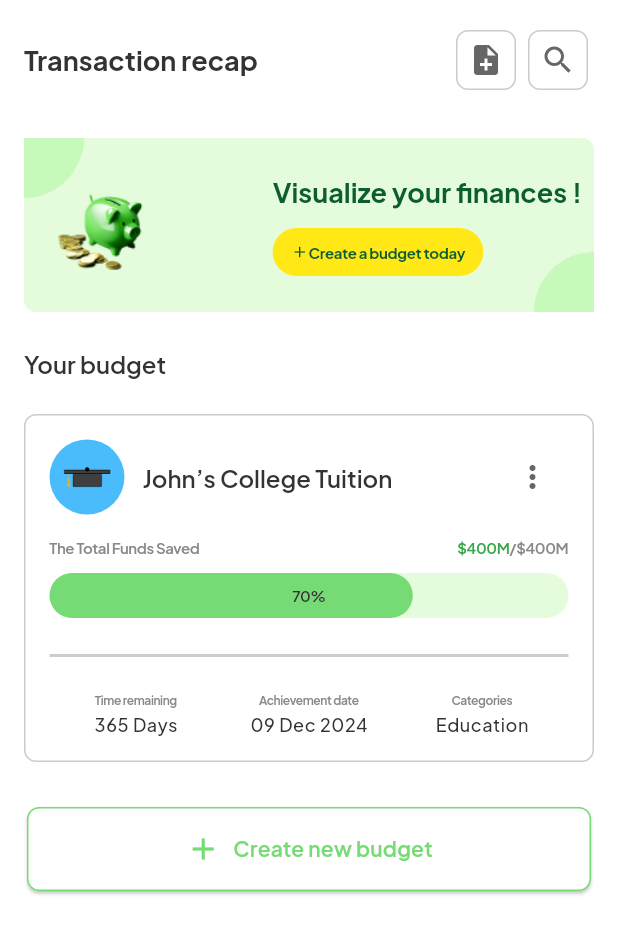
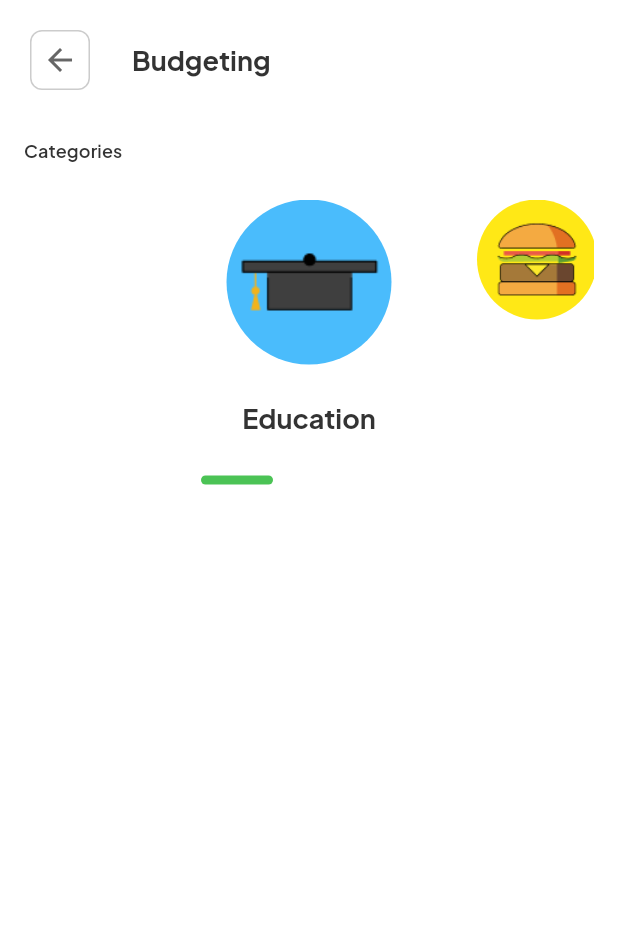
Before and after one commit to Sipoufo/moneytracker, a Flutter app: the Budget screen opened directly, after a tap on "Create new budget", on a phone screen of 412 x 824 dp. Shown: the top 934 px of the screen. Run offline on Flutter 3.47's test engine with Material 3 defaults, Android fonts, the phone set to English and light mode, and no system bars; drawn by our look-alikes of smooth_page_indicator; our stand-ins replace fl_chart, flutter_bloc, get_it, hive, hive_flutter; accounts and stored records are empty; generated files the repository leaves out were written again.

Commit message:
feat: start create budget views

```diff
--- /dev/null
+++ b/lib/core/utils/constants/init_values.util.dart
@@ -0,0 +1,18 @@
+import 'package:flutter/material.dart';
+import 'package:moneytracker/core/utils/constants/colors.util.dart';
+import 'package:moneytracker/core/utils/models/category.model.dart';
+import 'package:flutter_gen/gen_l10n/app_localizations.dart';
+
+/// Class use for general init values
+class InitValuesUtil {
+  // ---------- Categories ----------
+  static List<CategoryModel> categories (BuildContext context) {
+    return [
+      CategoryModel(name: AppLocalizations.of(context).education, picture: "assets/pictures/categories/education.png", backgroundColor: ColorsUtils.malibu),
+      CategoryModel(name: AppLocalizations.of(context).food, picture: "assets/pictures/categories/food.png" , backgroundColor: ColorsUtils.broom),
+      CategoryModel(name: AppLocalizations.of(context).gift, picture: "assets/pictures/categories/gift.png" , backgroundColor: ColorsUtils.broom),
+      CategoryModel(name: AppLocalizations.of(context).investment, picture: "assets/pictures/categories/investment.png" , backgroundColor: ColorsUtils.primary_2),
+      CategoryModel(name: AppLocalizations.of(context).vehicle, picture: "assets/pictures/categories/vehicle.png" , backgroundColor: ColorsUtils.malibu),
+    ];
+  }
+}
--- /dev/null
+++ b/lib/core/utils/models/category.model.dart
@@ -0,0 +1,14 @@
+import 'package:flutter/material.dart';
+
+/// Model for category of financial depends
+class CategoryModel {
+  final String name;
+  final String picture;
+  final Color backgroundColor;
+
+  CategoryModel({
+    required this.name,
+    required this.picture,
+    required this.backgroundColor,
+  });
+}
--- a/lib/core/widgets/transaction_item.widget.dart
+++ b/lib/core/widgets/transaction_item.widget.dart
@@ -67,7 +67,7 @@ class TransactionItemWidget extends StatelessWidget {
                         crossAxisAlignment: CrossAxisAlignment.start,
                         children: [
                           Text(
-                            AppLocalizations.of(context).business,
+                            AppLocalizations.of(context).investment,
                             style:
                                 Theme.of(context).textTheme.bodySmall?.copyWith(
                                       color: !HelperFunctions.isDarkMode(context)
--- a/lib/features/budget/presentation/pages/budget.dart
+++ b/lib/features/budget/presentation/pages/budget.dart
@@ -7,7 +7,6 @@ import 'package:moneytracker/core/widgets/button.widget.dart';
 import 'package:moneytracker/core/widgets/header.widget.dart';
 import 'package:moneytracker/features/budget/presentation/widgets/budget_banner.widget.dart';
 import 'package:moneytracker/features/budget/presentation/widgets/my_budget.widget.dart';
-import 'package:moneytracker/features/budget/presentation/widgets/no_budget.widget.dart';
 
 class Budget extends StatefulWidget {
   const Budget({super.key});
@@ -27,7 +26,7 @@ class _BudgetState extends State<Budget> {
           children: [
             // Header of transaction recap page
             HeaderWidget(
-              title: AppLocalizations.of(context).transactionRecap,
+              title: AppLocalizations.of(context).budgeting,
               secondIcon: IconsUtils.addNote(context: context, onTap: () {}),
               thirdIcon: IconsUtils.search(context: context, onTap: () {}),
             ),
@@ -41,15 +40,15 @@ class _BudgetState extends State<Budget> {
 
                     // Your budget
                     const MyBudgetWidget(),
-
                     // const NoBudgetWidget(),
 
+                    // Create a budget
                     ButtonWidget(
                       title: AppLocalizations.of(context).createNewBudget,
                       textStyle: Theme.of(context).textTheme.titleMedium?.copyWith(
                             color: ColorsUtils.primary_4,
                           ),
-                      onTap: () {},
+                      onTap: () => Navigator.pushNamed(context, "/budget/new-budget"),
                       padding: const EdgeInsets.all(SizeUtil.md_18),
                       color: Theme.of(context).colorScheme.primaryContainer,
                       icon: const Icon(
--- /dev/null
+++ b/lib/features/budget/presentation/pages/new_budget_budget_name.dart
@@ -0,0 +1,125 @@
+import 'package:flutter/material.dart';
+import 'package:moneytracker/core/utils/constants/colors.util.dart';
+import 'package:moneytracker/core/utils/constants/icons.util.dart';
+import 'package:moneytracker/core/utils/constants/init_values.util.dart';
+import 'package:moneytracker/core/utils/constants/size.util.dart';
+import 'package:moneytracker/core/widgets/header.widget.dart';
+import 'package:flutter_gen/gen_l10n/app_localizations.dart';
+import 'package:smooth_page_indicator/smooth_page_indicator.dart';
+
+class NewBudget extends StatefulWidget {
+  const NewBudget({super.key});
+
+  @override
+  State<NewBudget> createState() => _NewBudgetState();
+}
+
+class _NewBudgetState extends State<NewBudget> {
+  PageController pageController = PageController(
+    viewportFraction: 0.4,
+    initialPage: 0,
+  );
+  int actualCategoryIndex = 0;
+
+  @override
+  Widget build(BuildContext context) {
+    return Scaffold(
+      backgroundColor: Theme.of(context).colorScheme.primary,
+      body: SafeArea(
+        child: Column(
+          crossAxisAlignment: CrossAxisAlignment.start,
+          children: [
+            // Header of transaction recap page
+            HeaderWidget(
+              title: AppLocalizations.of(context).budgeting,
+              firstIcon: IconsUtils.back(context: context, onTap: () => Navigator.pop(context)),
+            ),
+
+            // Categories
+            Padding(
+              padding: const EdgeInsets.symmetric(horizontal: SizeUtil.md, vertical: SizeUtil.sm_12),
+              child: Column(
+                crossAxisAlignment: CrossAxisAlignment.start,
+                children: [
+                  Text(
+                    AppLocalizations.of(context).categories,
+                    style: Theme.of(context).textTheme.titleSmall,
+                  ),
+
+                  // Spacing
+                  const SizedBox(
+                    height: SizeUtil.spaceBtwItems_24,
+                  ),
+
+                  SizedBox(
+                    height: 160,
+                    width: double.infinity,
+                    child: PageView.builder(
+                      controller: pageController,
+                      itemCount: InitValuesUtil.categories(context).length,
+                      onPageChanged: (int pageIndex) {
+                        print(pageIndex);
+                        setState(() {
+                          actualCategoryIndex = pageIndex;
+                          pageController.jumpToPage(pageIndex);
+                        });
+                      },
+                      itemBuilder: (BuildContext context, int itemIndex) {
+                        return Padding(
+                          padding: const EdgeInsets.symmetric(horizontal: SizeUtil.sm_12),
+                          child: Column(
+                            children: [
+                              Container(
+                                decoration: BoxDecoration(
+                                  color: InitValuesUtil.categories(context)[itemIndex].backgroundColor,
+                                  borderRadius: const BorderRadius.all(Radius.circular(10000)),
+                                  image: DecorationImage(
+                                    image: AssetImage(InitValuesUtil.categories(context)[itemIndex].picture),
+                                  )
+                                ),
+                                height: actualCategoryIndex == itemIndex ? 110 : 80,
+                                width: actualCategoryIndex == itemIndex ? 110 : 80,
+                              ),
+
+                              // Spacing
+                              const SizedBox(
+                                height: SizeUtil.spaceBtwItems_24,
+                              ),
+
+                              if (actualCategoryIndex == itemIndex) Text(
+                                InitValuesUtil.categories(context)[itemIndex].name,
+                                style: Theme.of(context).textTheme.headlineSmall,
+                              ),
+                            ],
+                          ),
+                        );
+                      },
+                    ),
+                  ),
+
+                  // Spacing
+                  const SizedBox(
+                    height: SizeUtil.spaceBtwItems_24,
+                  ),
+
+                  // Dots of category part
+                  Center(
+                    child: SmoothPageIndicator(
+                      count: 5,
+                      controller: pageController,
+                      effect: const ExpandingDotsEffect(
+                        activeDotColor: ColorsUtils.primary_5,
+                        dotColor: ColorsUtils.grayscale_white_white,
+                        dotHeight: 6.0,
+                      ),
+                    ),
+                  ),
+                ],
+              ),
+            )
+          ],
+        ),
+      ),
+    );
+  }
+}
--- a/lib/features/budget/presentation/widgets/budget_banner.widget.dart
+++ b/lib/features/budget/presentation/widgets/budget_banner.widget.dart
@@ -48,7 +48,9 @@ class BudgetBanner extends StatelessWidget {
                       height: SizeUtil.spaceBtwItems_12,
                     ),
 
-                    Container(
+                    GestureDetector(
+                      onTap: () => Navigator.pushNamed(context, "/budget/new-budget"),
+                      child: Container(
                         padding: const EdgeInsets.symmetric(horizontal: SizeUtil.sm_12, vertical: SizeUtil.sm_10),
                         decoration: BoxDecoration(
                           color: ColorsUtils.broom,
@@ -70,6 +72,7 @@ class BudgetBanner extends StatelessWidget {
                                   ),
                             ),
                           ],
+                        ),
                       ),
                     )
                   ],
--- a/lib/l10n/app_en.arb
+++ b/lib/l10n/app_en.arb
@@ -25,9 +25,11 @@
     "today": "Today",
     "yesterday": "Yesterday",
 
-    "business": "Business",
+    "investment": "Investment ",
+    "education": "Education",
+    "food": "Food",
+    "gift": "Gift",
     "vehicle": "Vehicle",
-    "education": "Education",
 
     "transactionDetail": "Transaction detail",
     "transactionRecap": "Transaction recap",
--- a/lib/l10n/app_fr.arb
+++ b/lib/l10n/app_fr.arb
@@ -25,9 +25,11 @@
     "today": "Aujourdh'hui",
     "yesterday": "Hier",
 
-    "business": "Business",
+    "investment": "Investissement",
+    "education": "Education",
+    "food": "Nourriture",
+    "gift": "Cadeau",
     "vehicle": "Véhicule",
-    "education": "Education",
 
     "transactionDetail": "Détail de la transaction",
     "transactionRecap": "Récap de la transaction",
--- a/lib/routes/general_routes.dart
+++ b/lib/routes/general_routes.dart
@@ -1,4 +1,5 @@
 import 'package:flutter/cupertino.dart';
+import 'package:moneytracker/features/budget/presentation/pages/new_budget_budget_name.dart';
 import 'package:moneytracker/features/navigation/page/navigation.dart';
 import 'package:moneytracker/features/onboarding/page/onboarding.dart';
 import 'package:moneytracker/features/splash/splash.dart';
@@ -11,4 +12,7 @@ Map<String, WidgetBuilder> get generalRoutes => <String, WidgetBuilder> {
 
   // Transaction part
   "/transaction/transaction-detail": (context) => const TransactionDetail(),
+
+  // Budget part
+  "/budget/new-budget": (context) => const NewBudget(),
 };
```
Also changed, not shown: assets/pictures/categories/food.png, assets/pictures/categories/gift.png (added), assets/pictures/categories/investment.png, assets/pictures/categories/vehicle.png. Lines whose indentation alone changed are shown as unchanged.
